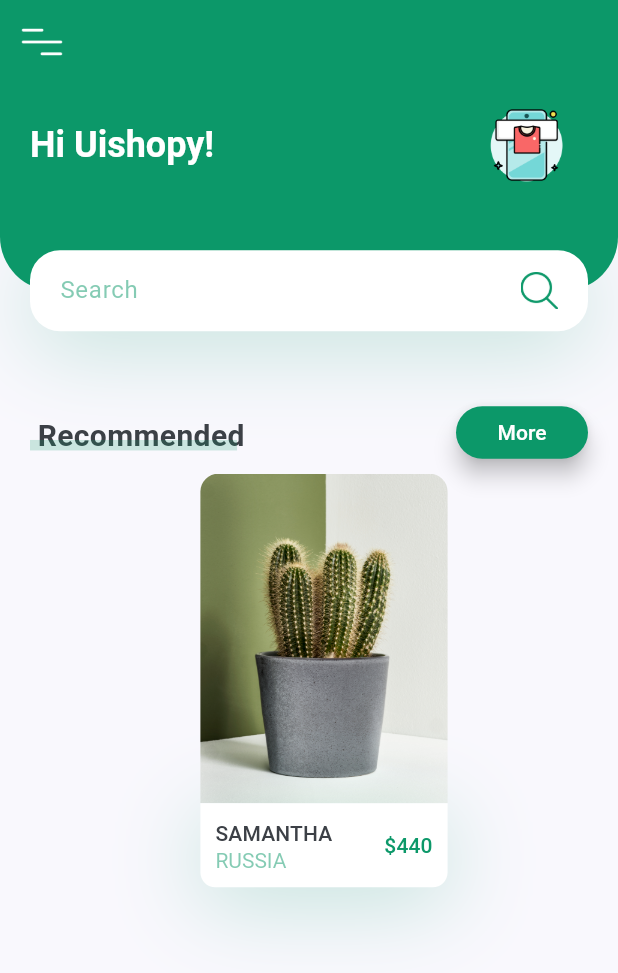
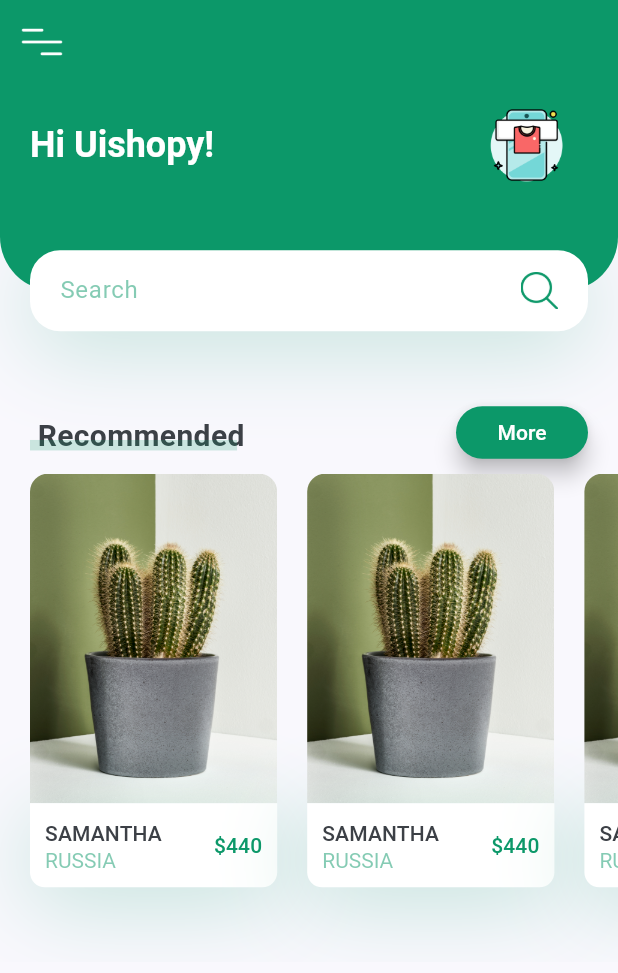
Before and after one commit to AbrarImamSatria/PlantApp, a Flutter app: the screen it shows after launch, on a phone screen of 412 x 824 dp. Shown: the top 973 px of the screen. Run offline on Flutter 3.47's test engine with Material 3 defaults, Android fonts, the phone set to English and light mode, and no system bars.

Commit message:
Membuat widget RecomendPlant part 2

```diff
--- a/lib/screens/home/components/body.dart
+++ b/lib/screens/home/components/body.dart
@@ -1,6 +1,7 @@
 import 'package:flutter/material.dart';
 import 'package:plant_app/constant.dart';
 import 'package:plant_app/screens/home/components/header_with_searchbox.dart';
+import 'package:plant_app/screens/home/components/recomend_plants.dart';
 import 'package:plant_app/screens/home/components/tittle_with_more_bbtn.dart';
 
 class Body extends StatelessWidget {
@@ -16,89 +17,9 @@ class Body extends StatelessWidget {
         children: <Widget>[
           HeaderWithSearchBox(size: size),
           TittleWithMoreBtn(title: "Recommended", press: () {}),
-          // it will cover 40% of our total height
-          RecomendPlantCard(size: size),
+          RecomendsPlants(),
         ],
       ),
     );
   }
 }
-
-class RecomendPlantCard extends StatelessWidget {
-  const RecomendPlantCard({
-    super.key,
-    required this.size,
-  });
-
-  final Size size;
-
-  @override
-  Widget build(BuildContext context) {
-    return Container(
-      margin: EdgeInsets.only(
-        left: kDefaultPadding,
-        top: kDefaultPadding / 2,
-        bottom: kDefaultPadding * 2.5,
-      ),
-      width: size.width * 0.4,
-      child: Column(
-        children: <Widget>[
-          ClipRRect(
-            borderRadius: BorderRadius.only(
-              topLeft: Radius.circular(12),
-              topRight: Radius.circular(12),
-            ),
-            child: Image.asset(
-              "assets/images/kaktus.jpeg",
-              fit: BoxFit.cover,
-            ),
-          ),
-          Container(
-            padding: EdgeInsets.all(kDefaultPadding / 2),
-            decoration: BoxDecoration(
-              color: Colors.white,
-              borderRadius: BorderRadius.only(
-                bottomLeft: Radius.circular(10),
-                bottomRight: Radius.circular(10),
-              ),
-              boxShadow: [
-                BoxShadow(
-                  offset: Offset(0, 10),
-                  blurRadius: 50,
-                  color: kPrimaryColor.withOpacity(0.23),
-                ),
-              ],
-            ),
-            child: Row(
-              children: <Widget>[
-                RichText(
-                  text: TextSpan(
-                    children: [
-                      TextSpan(
-                        text: "Samantha\n".toUpperCase(),
-                        style: Theme.of(context).textTheme.labelLarge,
-                      ),
-                      TextSpan(
-                        text: "Russia".toUpperCase(),
-                        style: TextStyle(
-                          color: kPrimaryColor.withOpacity(0.5),
-                        ),
-                      ),
-                    ],
-                  ),
-                ),
-                Spacer(),
-                Text(
-                  '\$440',
-                  style: Theme.of(
-                    context,
-                  ).textTheme.labelLarge?.copyWith(color: kPrimaryColor),
-                ),
-              ],
-            ),
-          ),
-        ],
-      ),
-    );
-  }
-}
--- /dev/null
+++ b/lib/screens/home/components/recomend_plants.dart
@@ -0,0 +1,126 @@
+import 'package:flutter/material.dart';
+import 'package:plant_app/constant.dart';
+
+class RecomendsPlants extends StatelessWidget {
+  const RecomendsPlants({
+    super.key,
+  });
+
+  @override
+  Widget build(BuildContext context) {
+    return SingleChildScrollView(
+      scrollDirection: Axis.horizontal,
+      child: Row(
+        children: [
+          RecomendPlantCard(
+            image: "assets/images/kaktus.jpeg",
+            title: "Samantha",
+            country: "Russia",
+            price: 440,
+            press: () {},
+          ),
+          RecomendPlantCard(
+            image: "assets/images/kaktus.jpeg",
+            title: "Samantha",
+            country: "Russia",
+            price: 440,
+            press: () {},
+          ),
+          RecomendPlantCard(
+            image: "assets/images/kaktus.jpeg",
+            title: "Samantha",
+            country: "Russia",
+            price: 440,
+            press: () {},
+          ),
+        ],
+      ),
+    );
+  }
+}
+
+class RecomendPlantCard extends StatelessWidget {
+  const RecomendPlantCard({
+    super.key,
+    this.image,
+    this.title,
+    this.country,
+    this.price,
+    this.press,
+  });
+
+  final String? image, title, country;
+  final int? price;
+  final Function? press;
+
+  @override
+  Widget build(BuildContext context) {
+    Size size = MediaQuery.of(context).size;
+    return Container(
+      margin: EdgeInsets.only(
+        left: kDefaultPadding,
+        top: kDefaultPadding / 2,
+        bottom: kDefaultPadding * 2.5,
+      ),
+      width: size.width * 0.4,
+      child: Column(
+        children: <Widget>[
+          ClipRRect(
+            borderRadius: BorderRadius.only(
+              topLeft: Radius.circular(12),
+              topRight: Radius.circular(12),
+            ),
+            child: Image.asset(image ?? "", fit: BoxFit.cover),
+          ),
+          GestureDetector(
+            onTap: press as void Function()?,
+            child: Container(
+              padding: EdgeInsets.all(kDefaultPadding / 2),
+              decoration: BoxDecoration(
+                color: Colors.white,
+                borderRadius: BorderRadius.only(
+                  bottomLeft: Radius.circular(10),
+                  bottomRight: Radius.circular(10),
+                ),
+                boxShadow: [
+                  BoxShadow(
+                    offset: Offset(0, 10),
+                    blurRadius: 50,
+                    color: kPrimaryColor.withOpacity(0.23),
+                  ),
+                ],
+              ),
+              child: Row(
+                children: <Widget>[
+                  RichText(
+                    text: TextSpan(
+                      children: [
+                        TextSpan(
+                          text: "$title\n".toUpperCase(),
+                          style: Theme.of(context).textTheme.labelLarge,
+                        ),
+                        TextSpan(
+                          text: "$country".toUpperCase(),
+                          style: TextStyle(
+                            color: kPrimaryColor.withOpacity(0.5),
+                          ),
+                        ),
+                      ],
+                    ),
+                  ),
+                  Spacer(),
+                  Text(
+                    '\$$price',
+                    style: Theme.of(
+                      context,
+                    ).textTheme.labelLarge?.copyWith(color: kPrimaryColor),
+                  ),
+                ],
+              ),
+            ),
+          ),
+        ],
+      ),
+    );
+  }
+}
```
Also changed, not shown: assets/images/tanaman.png (added).
